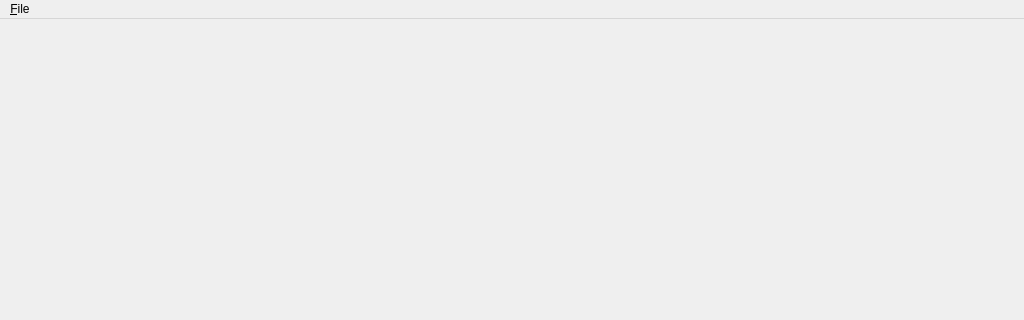
This is mainwindow.ui in ajitomatix/hyperart as Qt 5 draws it before an edit; both pictures show x 0 to 1024 and y 0 to 320 of the 1024 by 768 pixel window. The edited form follows.
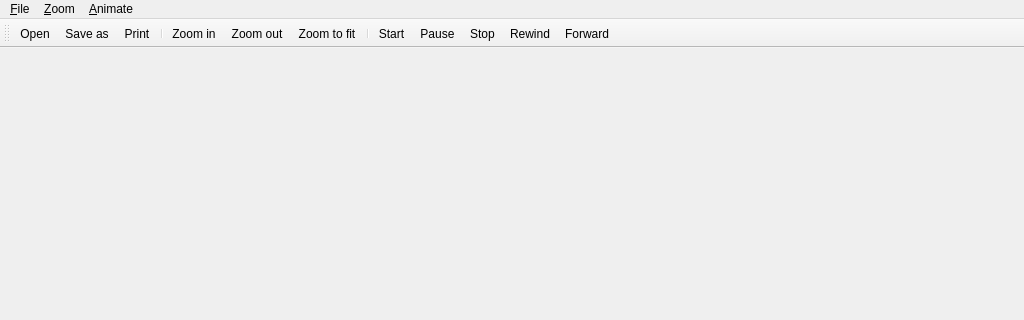
This is the edited form. Icons and pictures are not drawn.

Commit message:
Diagram now responds to changes in window size.
Diagram responds to viewport resizing and re-renders to fit the new size.
Added menus and toolbar actions, but most of them are not working.

Diff of the .ui file:
```diff
--- a/mainwindow.ui
+++ b/mainwindow.ui
@@ -29,21 +29,147 @@
     <property name="title">
      <string>&amp;File</string>
     </property>
-    <addaction name="action_Open"/>
+    <addaction name="action_file_open"/>
+    <addaction name="action_file_save_as"/>
+    <addaction name="action_file_print"/>
+   </widget>
+   <widget class="QMenu" name="menu_Zoom">
+    <property name="title">
+     <string>&amp;Zoom</string>
+    </property>
+    <addaction name="action_zoom_in"/>
+    <addaction name="action_zoom_out"/>
+    <addaction name="action_zoom_to_fit"/>
+   </widget>
+   <widget class="QMenu" name="menu_Animate">
+    <property name="title">
+     <string>&amp;Animate</string>
+    </property>
+    <addaction name="action_animation_start"/>
+    <addaction name="action_animation_pause"/>
+    <addaction name="action_animation_stop"/>
+    <addaction name="action_animation_forward"/>
+    <addaction name="action_animation_rewind"/>
    </widget>
    <addaction name="menu_File"/>
+   <addaction name="menu_Zoom"/>
+   <addaction name="menu_Animate"/>
   </widget>
   <widget class="QStatusBar" name="statusbar"/>
-  <action name="action_Open">
+  <widget class="QToolBar" name="toolBar">
+   <property name="windowTitle">
+    <string>toolBar</string>
+   </property>
+   <attribute name="toolBarArea">
+    <enum>TopToolBarArea</enum>
+   </attribute>
+   <attribute name="toolBarBreak">
+    <bool>false</bool>
+   </attribute>
+   <addaction name="action_file_open"/>
+   <addaction name="action_file_save_as"/>
+   <addaction name="action_file_print"/>
+   <addaction name="separator"/>
+   <addaction name="action_zoom_in"/>
+   <addaction name="action_zoom_out"/>
+   <addaction name="action_zoom_to_fit"/>
+   <addaction name="separator"/>
+   <addaction name="action_animation_start"/>
+   <addaction name="action_animation_pause"/>
+   <addaction name="action_animation_stop"/>
+   <addaction name="action_animation_rewind"/>
+   <addaction name="action_animation_forward"/>
+  </widget>
+  <action name="action_file_save_as">
    <property name="icon">
     <iconset theme="document-open">
      <normaloff>.</normaloff>.</iconset>
    </property>
    <property name="text">
-    <string>&amp;Open</string>
+    <string>S&amp;ave as</string>
    </property>
    <property name="toolTip">
-    <string>Open a HyperArt Design File</string>
+    <string>Save as</string>
+   </property>
+  </action>
+  <action name="action_zoom_in">
+   <property name="icon">
+    <iconset theme="zoom-in"/>
+   </property>
+   <property name="text">
+    <string>Zoom &amp;in</string>
+   </property>
+  </action>
+  <action name="action_zoom_out">
+   <property name="icon">
+    <iconset theme="zoom-out"/>
+   </property>
+   <property name="text">
+    <string>Zoom &amp;out</string>
+   </property>
+  </action>
+  <action name="action_zoom_to_fit">
+   <property name="icon">
+    <iconset theme="zoom-fit-best"/>
+   </property>
+   <property name="text">
+    <string>Zoom to &amp;fit</string>
+   </property>
+  </action>
+  <action name="action_animation_start">
+   <property name="icon">
+    <iconset theme="media-playback-start"/>
+   </property>
+   <property name="text">
+    <string>&amp;Start</string>
+   </property>
+  </action>
+  <action name="action_animation_pause">
+   <property name="icon">
+    <iconset theme="media-playback-pause"/>
+   </property>
+   <property name="text">
+    <string>P&amp;ause</string>
+   </property>
+  </action>
+  <action name="action_animation_stop">
+   <property name="icon">
+    <iconset theme="media-playback-stop"/>
+   </property>
+   <property name="text">
+    <string>S&amp;top</string>
+   </property>
+  </action>
+  <action name="action_animation_forward">
+   <property name="icon">
+    <iconset theme="media-seek-forward"/>
+   </property>
+   <property name="text">
+    <string>&amp;Forward</string>
+   </property>
+  </action>
+  <action name="action_animation_rewind">
+   <property name="icon">
+    <iconset theme="media-seek-backward"/>
+   </property>
+   <property name="text">
+    <string>&amp;Rewind</string>
+   </property>
+  </action>
+  <action name="action_file_print">
+   <property name="icon">
+    <iconset theme="printer"/>
+   </property>
+   <property name="text">
+    <string>&amp;Print</string>
+   </property>
+  </action>
+  <action name="action_file_open">
+   <property name="icon">
+    <iconset theme="document-open"/>
+   </property>
+   <property name="text">
+    <string>&amp;Open</string>
    </property>
   </action>
  </widget>
```
Left out of the diff: 3 changed lines with no effect on the pictures. The commit also changes 7 other files.
